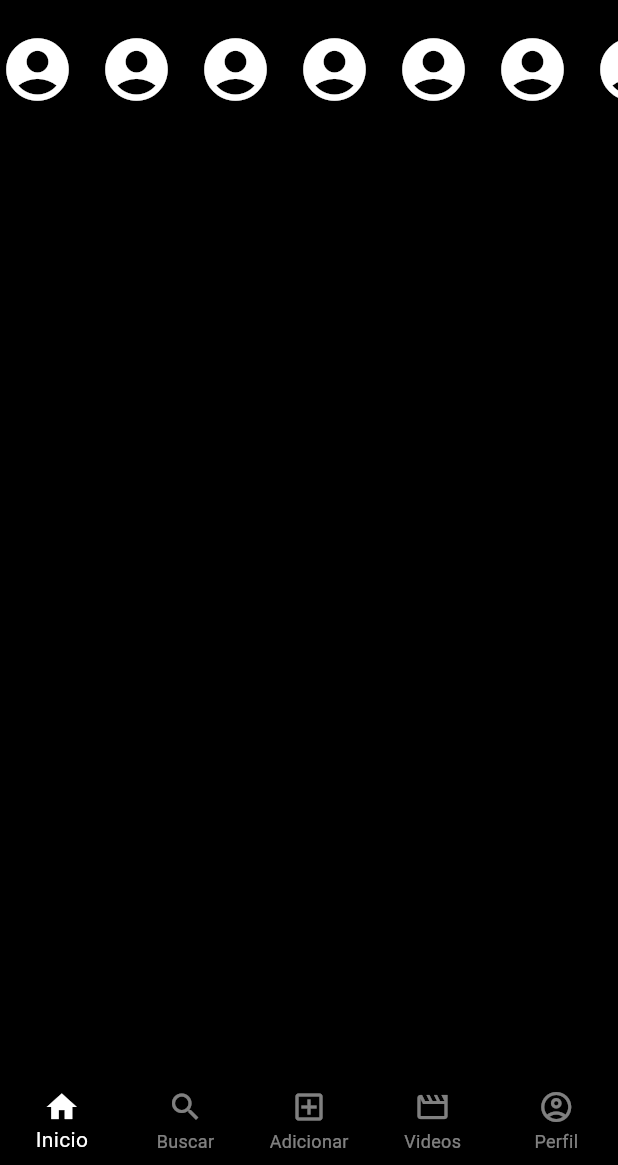
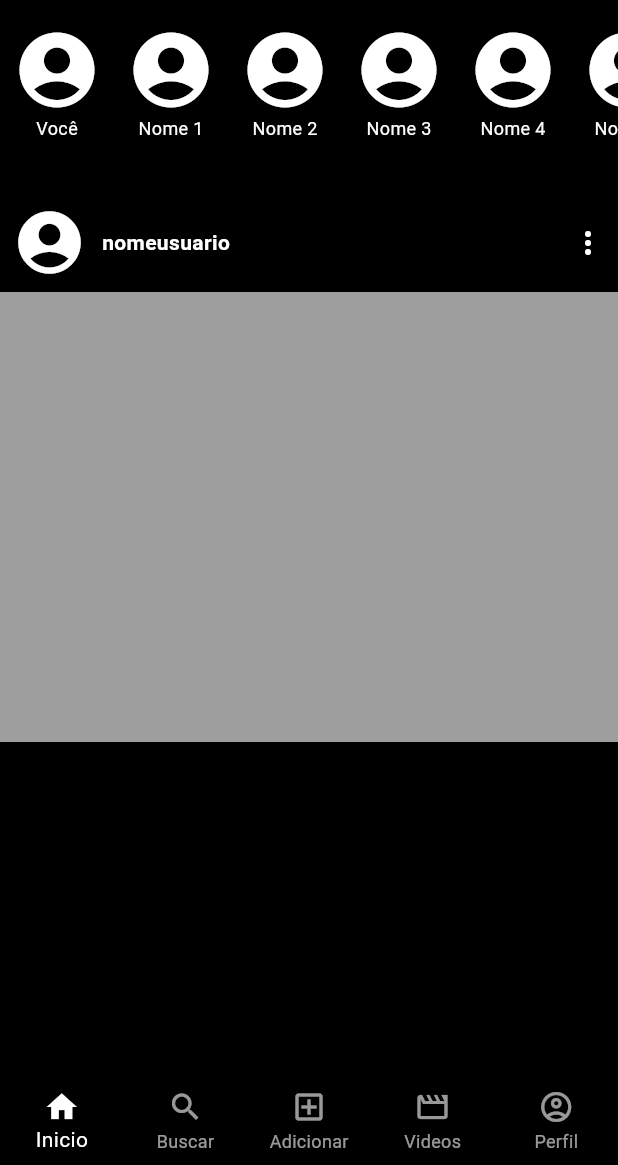
Before and after one commit to OtavioCanedoSOITIC/insta_clone, a Flutter app: the screen it shows after launch, on a phone screen of 412 x 824 dp, the part 71-1236 px from its top. Run offline on Flutter 3.47's test engine with Material 2 defaults, Android fonts, the phone set to English and light mode, and no system bars.

Commit message:
feat: adicionando post

```diff
--- a/lib/main.dart
+++ b/lib/main.dart
@@ -91,25 +91,70 @@ class _MyHomePageState extends State<MyHomePage> {
           ),
         ],
       ),
-      body: Column(children: [
-        Container(
-          height: 75, // Altura para os ícones dos Stories
+      body: Column(
+        children: [
+          SizedBox(
+            height: 120,
             child: ListView(
               scrollDirection: Axis.horizontal,
               children: List.generate(10, (index) {
-              return Container(
-                margin:
-                    EdgeInsets.only(right: 16), // Espaçamento entre os ícones
-                child: Icon(
+                return Padding(
+                  padding: const EdgeInsets.all(8.0),
+                  child: Column(
+                    children: [
+                      const Icon(
                         Icons.account_circle,
                         color: Colors.white,
-                  size: 50,
+                        size: 60,
+                      ),
+                      Text(
+                        index == 0 ? 'Você' : 'Nome $index',
+                        style:
+                            const TextStyle(color: Colors.white, fontSize: 12),
+                      ),
+                    ],
                   ),
                 );
               }),
             ),
           ),
-      ]),
+          Column(
+            children: [
+              const Padding(
+                padding: EdgeInsets.all(8.0),
+                child: Row(
+                  children: [
+                    Icon(
+                      Icons.account_circle,
+                      color: Colors.white,
+                      size: 50,
+                    ),
+                    SizedBox(
+                      width: 10,
+                    ),
+                    Text(
+                      'nomeusuario',
+                      style: TextStyle(
+                        color: Colors.white,
+                        fontWeight: FontWeight.bold,
+                      ),
+                    ),
+                    Spacer(),
+                    Icon(
+                      Icons.more_vert,
+                      color: Colors.white,
+                    ),
+                  ],
+                ),
+              ),
+              Container(
+                color: Colors.grey,
+                height: 300,
+              ),
+            ],
+          )
+        ],
+      ),
       bottomNavigationBar: BottomNavigationBar(
         type: BottomNavigationBarType.fixed,
         currentIndex: _selectedItem,
@@ -118,7 +163,7 @@ class _MyHomePageState extends State<MyHomePage> {
         }),
         backgroundColor: Colors.black,
         fixedColor: Colors.white,
-        unselectedItemColor: Colors.white.withOpacity(0.5),
+        unselectedItemColor: Colors.white.withOpacity(0.6),
         items: const [
           BottomNavigationBarItem(
             icon: Icon(Icons.home_outlined),
```
Lines whose indentation alone changed are shown as unchanged.
